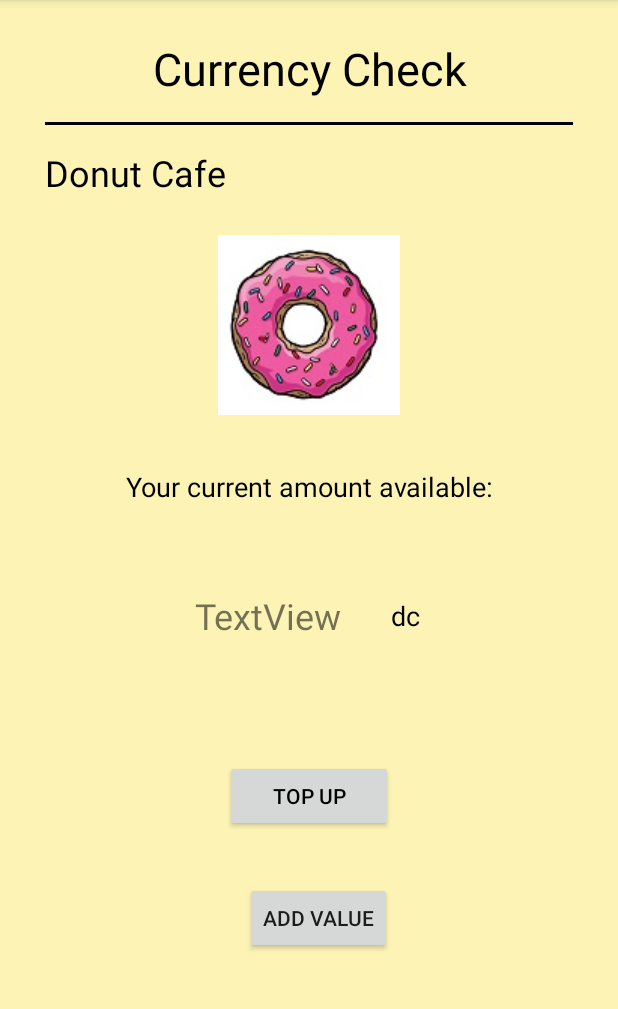
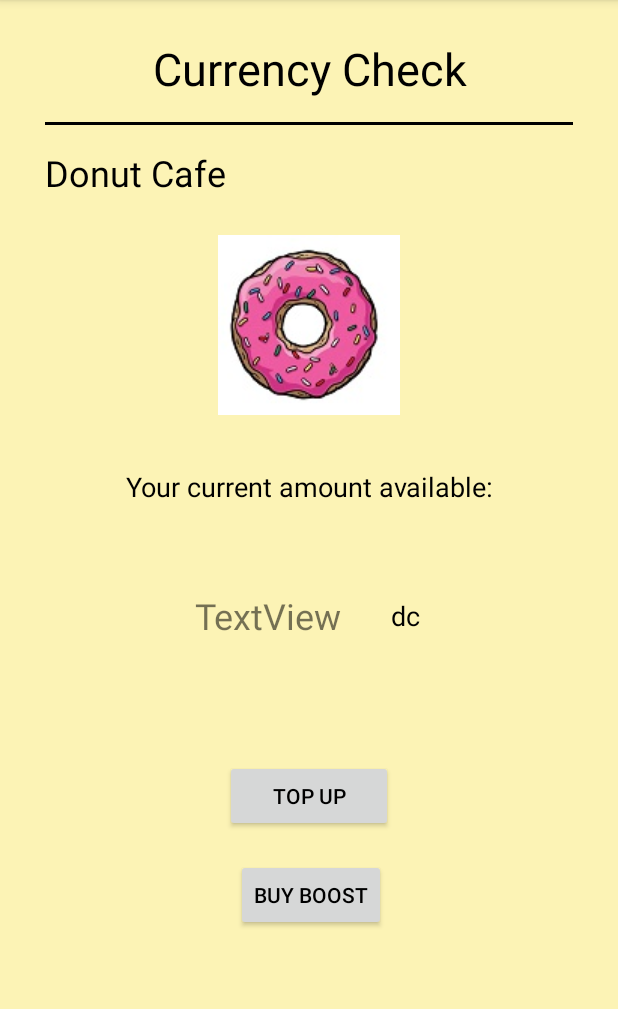
Before and after one commit to IAmDonut276/Capstone, an Android app: the DonutCurrencyCheck screen opened directly, with no data from a screen before it, on a phone screen of 412 x 824 dp, the part 84-1093 px from its top. Run offline under Robolectric (Android 15) with nearby library versions, the phone set to English and light mode, and no system bars; our stand-ins replace Firebase (no records; nobody signed in at launch, a user with empty details on screens opened directly).

Commit message:
Updated Interface

```diff
--- a/app/src/main/java/com/example/onegmall/DonutCurrencyCheck.java
+++ b/app/src/main/java/com/example/onegmall/DonutCurrencyCheck.java
@@ -27,7 +27,7 @@ import java.util.Currency;
 
 public class DonutCurrencyCheck extends AppCompatActivity {
 
-    Button btn;
+    Button btn,btn2;
     TextView txt;
     DatabaseReference myRef;
     String TAG ="g";
@@ -66,7 +66,7 @@ public class DonutCurrencyCheck extends AppCompatActivity {
         btn.setOnClickListener(new View.OnClickListener() {
             @Override
             public void onClick(View v) {
-                Long C = new Long(c+100);
+                Long C = new Long(c-200);
                 myRef.child(userID).child("currency").setValue(C);
             }
         });
--- a/app/src/main/res/layout/activity_donut_currency_check.xml
+++ b/app/src/main/res/layout/activity_donut_currency_check.xml
@@ -150,9 +150,10 @@
         android:layout_below="@+id/totopup"
         android:layout_alignParentStart="true"
         android:layout_alignParentLeft="true"
-        android:layout_marginStart="163dp"
-        android:layout_marginLeft="163dp"
-        android:layout_marginTop="33dp"
-        android:text="Add Value" />
+        android:layout_marginStart="157dp"
+        android:layout_marginLeft="157dp"
+        android:layout_marginTop="18dp"
+        android:text="Buy Boost"
+        android:textColor="@android:color/black" />
 
 </RelativeLayout>
--- a/app/src/main/res/layout/activity_top_up_donut.xml
+++ b/app/src/main/res/layout/activity_top_up_donut.xml
@@ -218,8 +218,8 @@
         android:layout_marginTop="30dp"
         android:layout_toEndOf="@+id/editText3"
         android:layout_toRightOf="@+id/editText3"
+        android:onClick="tocheckout"
         android:text="Checkout"
-        android:textColor="@color/colorPrimaryDark"
-        android:onClick="tocheckout"/>
+        android:textColor="@android:color/black" />
 
 </RelativeLayout>
--- a/app/src/main/res/layout/activity_top_up_lifeafter.xml
+++ b/app/src/main/res/layout/activity_top_up_lifeafter.xml
@@ -220,7 +220,6 @@
         android:layout_toEndOf="@+id/editText3"
         android:layout_toRightOf="@+id/editText3"
         android:text="Checkout"
-        android:textColor="@color/colorPrimaryDark"
-        android:onClick="tocheckout"/>
+        android:textColor="@android:color/black" />
 
 </RelativeLayout>
```
Also changed, not shown: app/src/main/java/com/example/onegmall/Checkout.java (+16 -6 lines).
